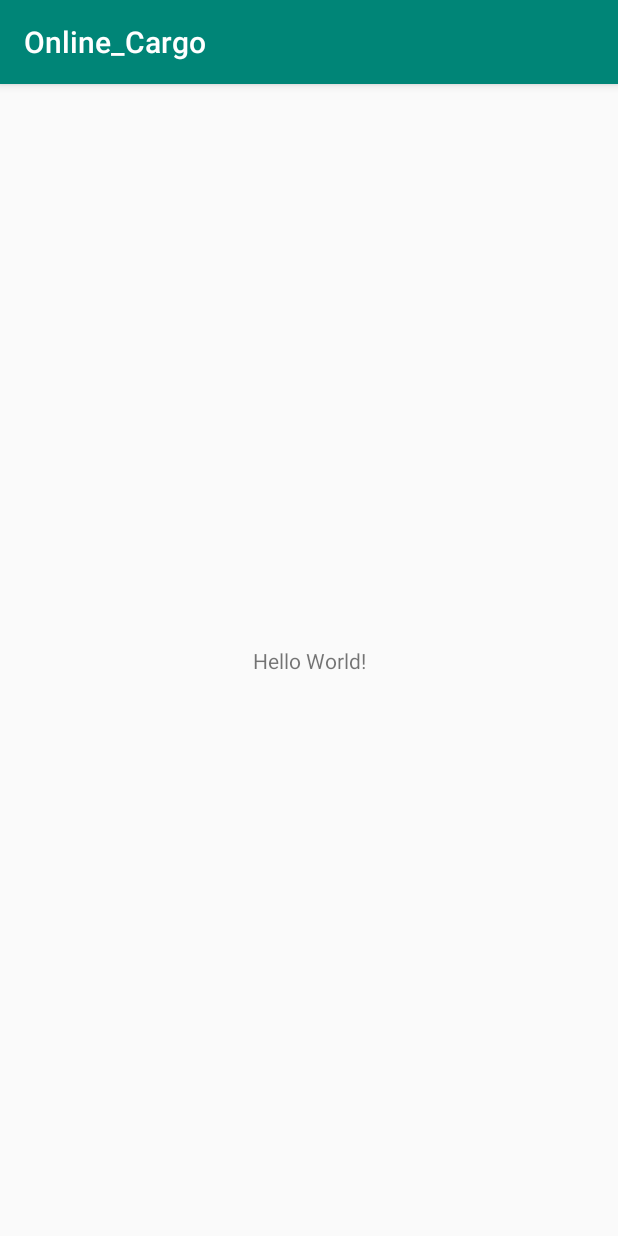
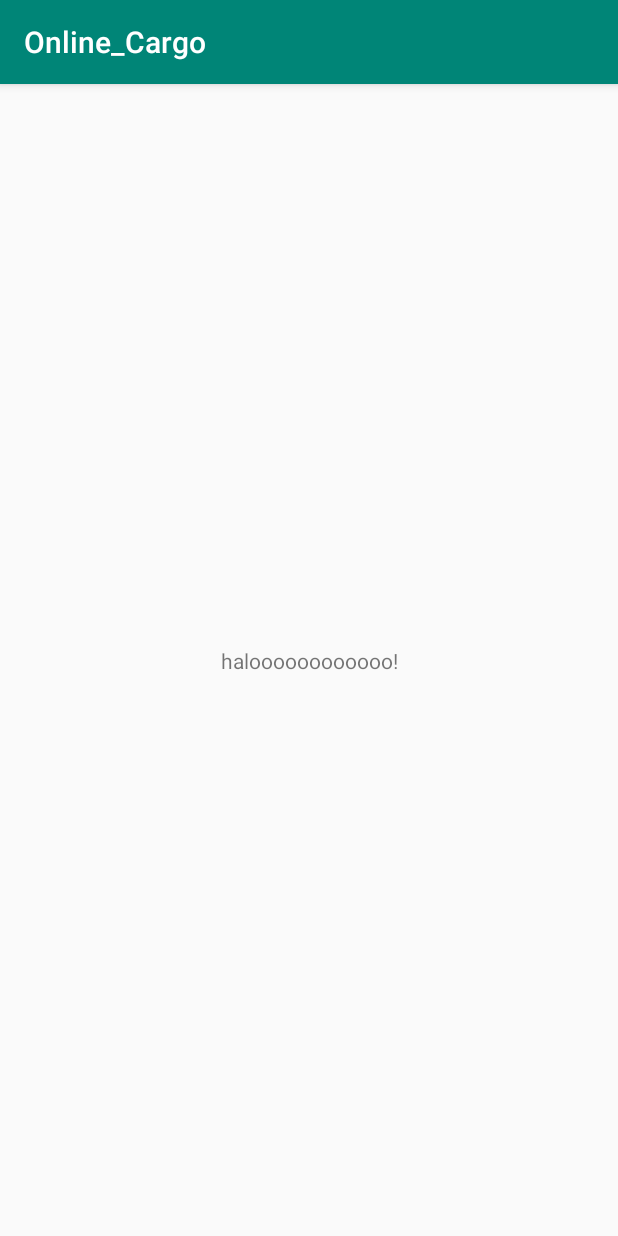
Before and after one commit to Ruriia/ProjectMobile, an Android app: the screen it shows after launch (MainActivity), on a phone screen of 412 x 824 dp. Run offline under Robolectric (Android 15) with nearby library versions, the phone set to English and light mode, and no system bars.

Commit message:
ganti di main
halooooo

```diff
--- a/app/src/main/res/layout/activity_main.xml
+++ b/app/src/main/res/layout/activity_main.xml
@@ -9,7 +9,7 @@
     <TextView
         android:layout_width="wrap_content"
         android:layout_height="wrap_content"
-        android:text="Hello World!"
+        android:text="haloooooooooooo!"
         app:layout_constraintBottom_toBottomOf="parent"
         app:layout_constraintLeft_toLeftOf="parent"
         app:layout_constraintRight_toRightOf="parent"
```
